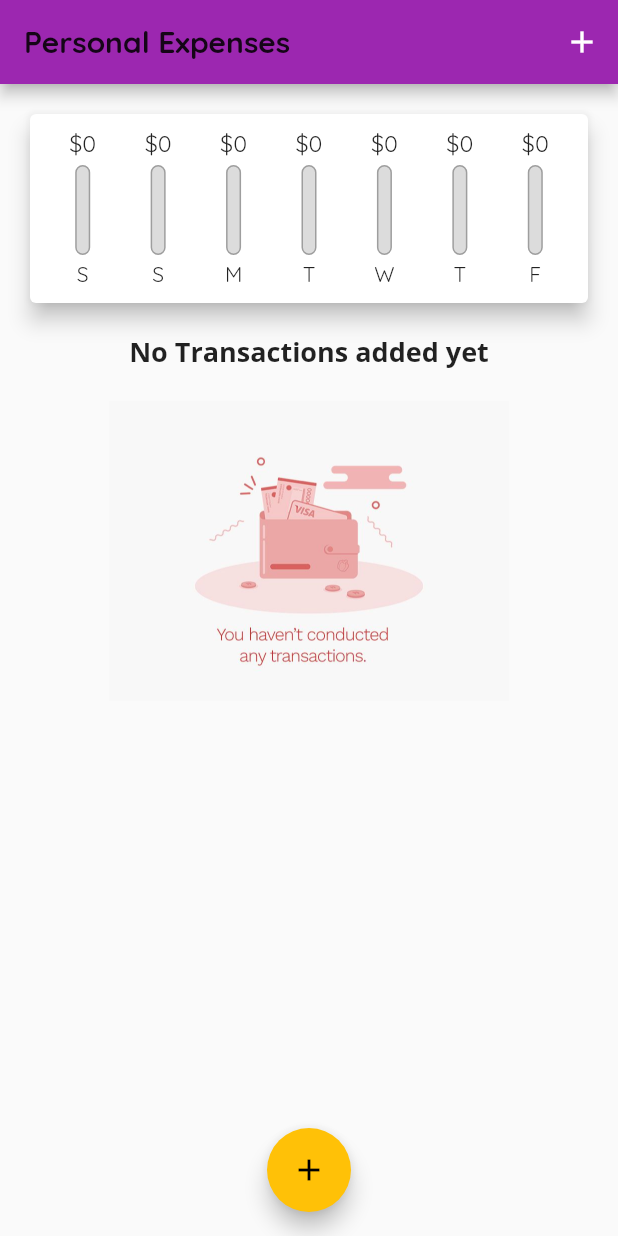
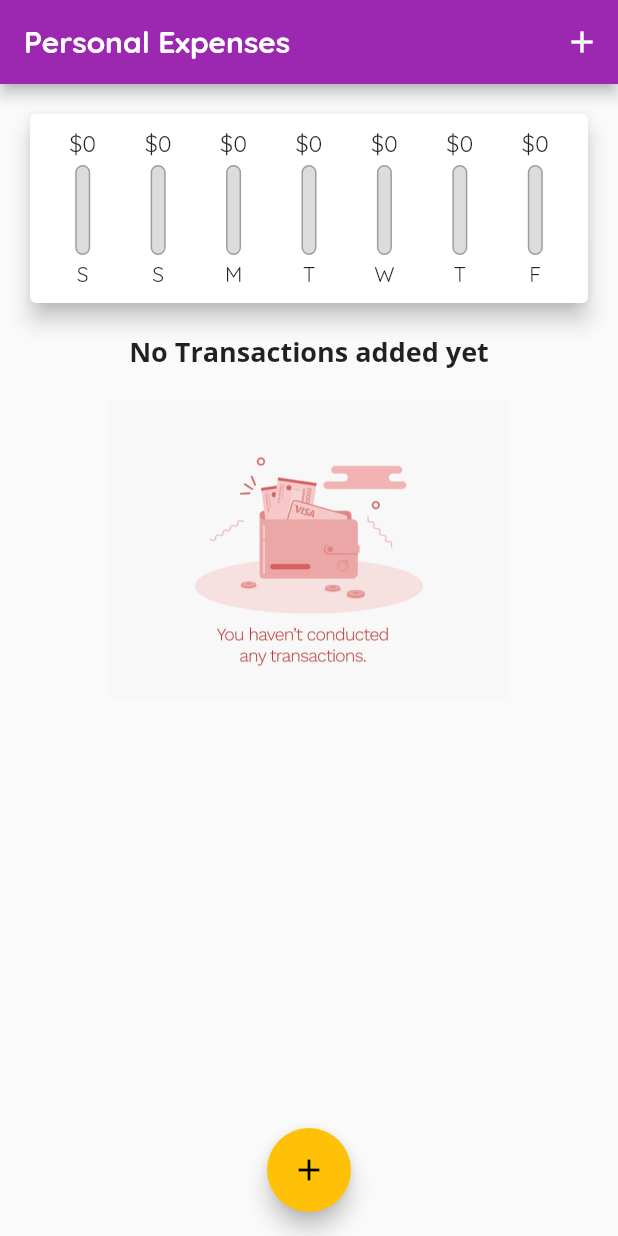
Before and after one commit to akshayMunot30/Personal-Expenses-App, a Flutter app: the screen it shows after launch, on a phone screen of 412 x 824 dp. Run offline on Flutter 3.47's test engine with Material 2 defaults, Android fonts, the phone set to English and light mode, and no system bars; our stand-ins replace google_fonts.

Commit message:
Just changed the color of Appbar Text

```diff
--- a/lib/main.dart
+++ b/lib/main.dart
@@ -36,9 +36,11 @@ class MyApp extends StatelessWidget {
           textTheme: GoogleFonts.quicksandTextTheme(
             Theme.of(context).textTheme.copyWith(
                   headline6: GoogleFonts.openSans(
-                      textStyle: Theme.of(context).textTheme.headline6,
-                      fontSize: 20,
-                      fontWeight: FontWeight.bold),
+                    textStyle: Theme.of(context).textTheme.headline6,
+                    fontSize: 20,
+                    fontWeight: FontWeight.bold,
+                    color: Colors.white,
+                  ),
                 ),
           ),
         ),
```
